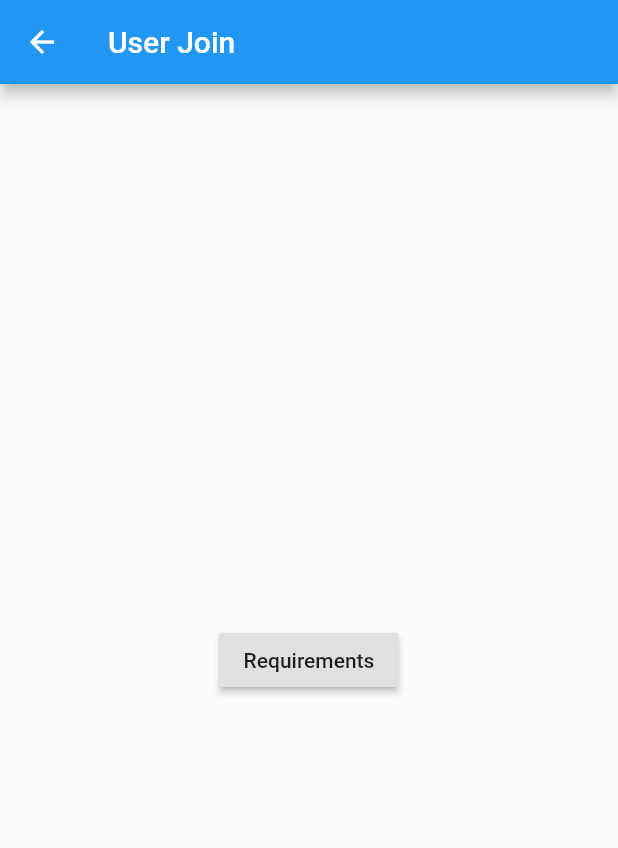
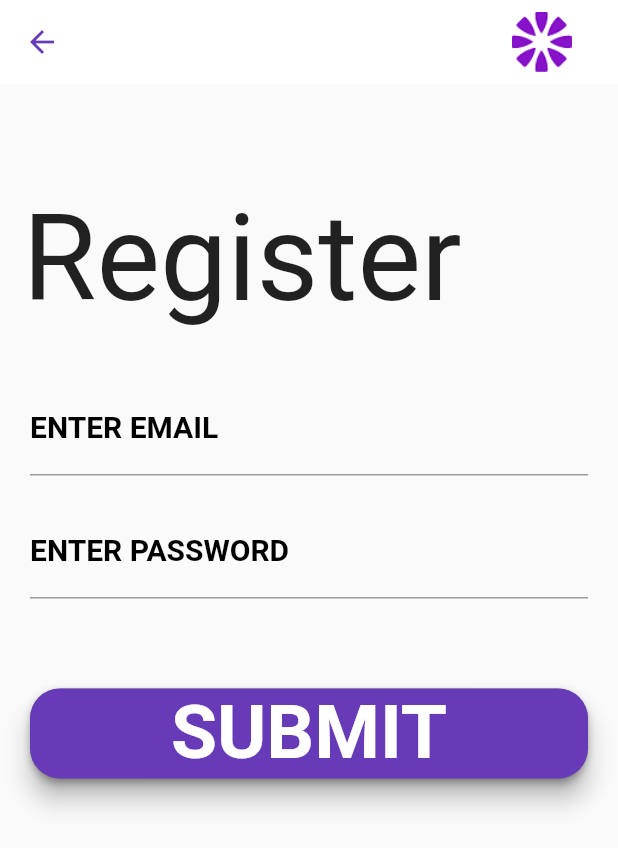
Before and after one commit to veronicakate/f_e_access_the_city, a Flutter app: the UserJoin screen opened directly, on a phone screen of 412 x 824 dp. Shown: the top 848 px of the screen. Run offline on Flutter 3.47's test engine with Material 2 defaults, Android fonts, the phone set to English and light mode, and no system bars; Roboto replaces fonts that are missing (Montserrat).

Commit message:
add user registration page

```diff
--- a/access_the_city/lib/pages/users/user_join.dart
+++ b/access_the_city/lib/pages/users/user_join.dart
@@ -1,24 +1,175 @@
+import 'package:flutter/material.dart';
 import 'package:access_the_city/pages/users/user_requirements.dart';
-import 'package:flutter/material.dart';
+import 'package:http/http.dart' as http;
 
-class UserJoin extends StatelessWidget {
+import 'dart:convert';
+
+class UserJoin extends StatefulWidget {
+  @override
+  _UserJoinState createState() => _UserJoinState();
+}
+
+class _UserJoinState extends State<UserJoin> {
+  Map data;
+  List userData;
+  TextEditingController emailController = new TextEditingController();
+  TextEditingController passwordController = new TextEditingController();
+
+  @override
+  void initState() {
+    super.initState();
+  }
+
   @override
   Widget build(BuildContext context) {
     return Scaffold(
+      resizeToAvoidBottomPadding: false,
       appBar: AppBar(
-        title: Text("User Join"),
+        backgroundColor: Colors.white,
+        elevation: 0.0,
+        title: Row(
+            crossAxisAlignment: CrossAxisAlignment.center,
+            mainAxisAlignment: MainAxisAlignment.end,
+            children: [
+              Image.asset("images/logo.png", width: 70.0, height: 40.0)
+            ]),
+        iconTheme: IconThemeData(color: Colors.deepPurple),
       ),
-      body: Center(
+      body: Column(
+        crossAxisAlignment: CrossAxisAlignment.start,
+        mainAxisAlignment: MainAxisAlignment.start,
+        children: <Widget>[
+          Container(
+              child: Stack(
+            children: <Widget>[
+              Container(
+                padding: EdgeInsets.fromLTRB(15.0, 70.0, 0.0, 0.0),
+                child: Text(
+                  'Register',
+                  style:
+                      TextStyle(fontSize: 80.0, fontWeight: FontWeight.normal),
+                ),
+              ),
+            ],
+          )),
+          Container(
+            padding: EdgeInsets.only(top: 35.0, left: 20.0, right: 20.0),
+            child: Column(
+              children: <Widget>[
+                TextField(
+                  controller: emailController,
+                  decoration: InputDecoration(
+                      labelText: 'ENTER EMAIL',
+                      labelStyle: TextStyle(
+                          fontFamily: 'Montserrat',
+                          fontWeight: FontWeight.bold,
+                          color: Colors.black,
+                          fontSize: 20.0),
+                      focusedBorder: UnderlineInputBorder(
+                          borderSide: BorderSide(color: Colors.black))),
+                ),
+                SizedBox(height: 20.0),
+                TextField(
+                    decoration: InputDecoration(
+                        labelText: 'ENTER PASSWORD',
+                        labelStyle: TextStyle(
+                            fontFamily: 'Montserrat',
+                            fontWeight: FontWeight.bold,
+                            color: Colors.black,
+                            fontSize: 20.0),
+                        focusedBorder: UnderlineInputBorder(
+                            borderSide: BorderSide(color: Colors.black))),
+                    obscureText: true,
+                    controller: passwordController),
+                SizedBox(height: 20.0),
+                SizedBox(height: 40.0),
+                Container(
+                  height: 60.0,
+                  child: Material(
+                    borderRadius: BorderRadius.circular(20.0),
+                    shadowColor: Colors.grey,
+                    color: Colors.grey,
+                    elevation: 7.0,
                     child: RaisedButton(
-          child: Text('Requirements'),
+                        textColor: Colors.white,
+                        color: Colors.deepPurple,
+                        shape: new RoundedRectangleBorder(
+                            borderRadius: new BorderRadius.circular(20.0)),
                         onPressed: () {
+                          getData(
+                              emailController.text, passwordController.text);
+                        },
+                        child: Center(
+                          child: Text(
+                            'SUBMIT',
+                            style: TextStyle(
+                              color: Colors.white,
+                              fontWeight: FontWeight.bold,
+                              fontFamily: 'Montserrat',
+                              fontSize: 50.0,
+                            ),
+                          ),
+                        )),
+                  ),
+                ),
+                SizedBox(height: 20.0),
+                Container(
+                  height: 40.0,
+                )
+              ],
+            ),
+          )
+        ],
+      ),
+    );
+  }
+
+  getData(email, password) async {
+    final Map<String, String> data = {
+      "email": "$email",
+      "password": "$password"
+    };
+
+    // final Map<String, String> data = {"email":"velit.justo.nec@risusDonecegestas.co.uk","password":"WKS86ILH1XD"};
+
+    var response = await http.post(
+        'https://access-the-city-backend.herokuapp.com/api/users',
+        headers: {
+          "Accept": "application/json",
+        },
+        body: json.encode(data));
+
+    print(response.statusCode);
+    if (response.statusCode == 201) {
       Navigator.push(
         context,
         MaterialPageRoute(builder: (context) => UserRequirements()),
       );
+      debugPrint(response.body);
+    } else {
+      var alerDialog = AlertDialog(
+        title: Text('Dialog'),
+        content: Text('User not found'),
+        actions: <Widget>[
+          FlatButton(
+            child: Text('Ok'),
+            onPressed: () {
+              Navigator.of(context).pop();
             },
           ),
-      ),
+        ],
+      );
+      showDialog(
+        context: context,
+        builder: (BuildContext context) {
+          debugPrint(response.body);
+          print(emailController.text);
+
+          return alerDialog;
+        },
       );
     }
+    emailController.text = '';
+    passwordController.text = '';
   }
+}
```
Lines whose indentation alone changed are shown as unchanged.
